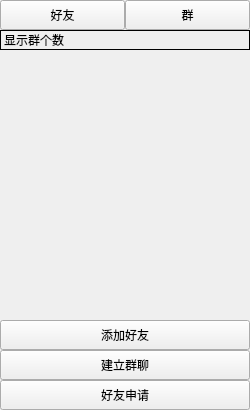
Old version of the form client/chatting/groupchat.ui in the repository Zzzzzya/Chating-Room.
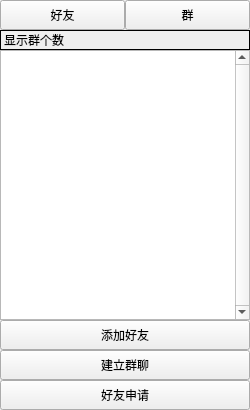
New version of the form.

Diff of the .ui file:
```diff
--- a/client/chatting/groupchat.ui
+++ b/client/chatting/groupchat.ui
@@ -94,15 +94,42 @@
     <string>好友申请</string>
    </property>
   </widget>
-  <widget class="QWidget" name="numberShowBtn" native="true">
+  <widget class="QListWidget" name="listWidget">
    <property name="geometry">
     <rect>
      <x>0</x>
      <y>50</y>
      <width>250</width>
-     <height>271</height>
+     <height>270</height>
     </rect>
    </property>
+   <property name="minimumSize">
+    <size>
+     <width>250</width>
+     <height>270</height>
+    </size>
+   </property>
+   <property name="maximumSize">
+    <size>
+     <width>250</width>
+     <height>270</height>
+    </size>
+   </property>
+   <property name="layoutDirection">
+    <enum>Qt::LeftToRight</enum>
+   </property>
+   <property name="autoFillBackground">
+    <bool>false</bool>
+   </property>
+   <property name="verticalScrollBarPolicy">
+    <enum>Qt::ScrollBarAlwaysOn</enum>
+   </property>
+   <property name="sizeAdjustPolicy">
+    <enum>QAbstractScrollArea::AdjustIgnored</enum>
+   </property>
+   <property name="sortingEnabled">
+    <bool>false</bool>
+   </property>
   </widget>
  </widget>
  <resources/>
```
